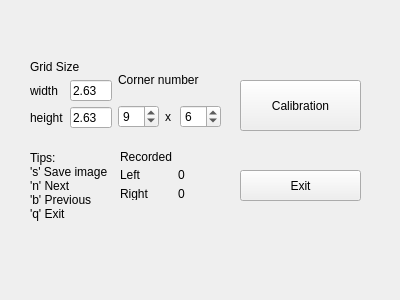
This is calibrationform.ui in escrowdis/fusion as Qt 5 draws it before an edit. The edited form follows.
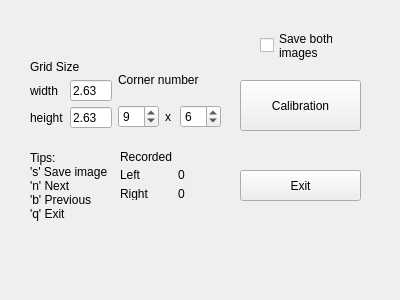
This is the edited form.

Patch:
```diff
--- a/calibrationform.ui
+++ b/calibrationform.ui
@@ -189,6 +189,33 @@
     <string>Exit</string>
    </property>
   </widget>
+  <widget class="QCheckBox" name="checkBox_SaveBoth">
+   <property name="geometry">
+    <rect>
+     <x>260</x>
+     <y>30</y>
+     <width>73</width>
+     <height>31</height>
+    </rect>
+   </property>
+   <property name="text">
+    <string>Save both
+images</string>
+   </property>
+  </widget>
+  <widget class="QLabel" name="label_status">
+   <property name="geometry">
+    <rect>
+     <x>10</x>
+     <y>280</y>
+     <width>211</width>
+     <height>16</height>
+    </rect>
+   </property>
+   <property name="text">
+    <string/>
+   </property>
+  </widget>
  </widget>
  <resources/>
  <connections/>
```
